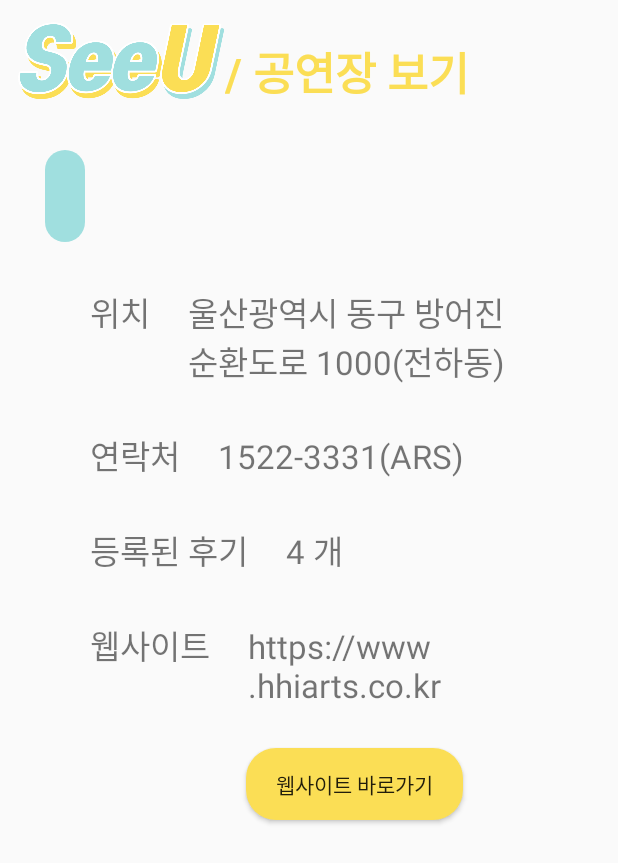
After one commit to tmddus2123/SeeU, an Android app: the ConcertInfoActivity screen opened directly, with no data from a screen before it, on a phone screen of 412 x 824 dp. The commit adds this screen. Shown: the top 863 px of the screen. Run offline under Robolectric (Android 15) with nearby library versions, the phone set to English and light mode, and no system bars; our stand-ins replace Firebase (no records; nobody signed in at launch, a user with empty details on screens opened directly).

Commit message:
songi makes ConcertInfoActivity and add functions.

```diff
--- a/app/build.gradle
+++ b/app/build.gradle
@@ -63,3 +63,8 @@ dependencies {
     implementation 'com.android.support:multidex:1.0.3'
     //implementation 'com.google.firebase:firebase-firestore:17.1.2'
 }
+
+dependencies {
+    implementation 'androidx.appcompat:appcompat:+'
+    implementation 'androidx.constraintlayout:constraintlayout:+'
+}
--- a/app/src/main/AndroidManifest.xml
+++ b/app/src/main/AndroidManifest.xml
@@ -11,10 +11,11 @@
         android:roundIcon="@mipmap/ic_launcher_round"
         android:supportsRtl="true"
         android:theme="@style/AppTheme">
-        <activity android:name=".ReadReviewActivity"/>
+        <activity android:name=".ConcertInfoActivity"></activity>
+        <activity android:name=".ReadReviewActivity" />
         <activity android:name=".WriteReviewActivity" />
         <activity android:name=".RegisterActivity" />
-        <activity android:name=".ConcertActivity"/>
+        <activity android:name=".ConcertActivity" />
         <activity
             android:name=".ui.login.LoginActivity"
             android:label="@string/title_activity_login" />
--- /dev/null
+++ b/app/src/main/java/com/example/seeu/ConcertInfoActivity.java
@@ -0,0 +1,118 @@
+package com.example.seeu;
+
+import androidx.annotation.NonNull;
+import androidx.appcompat.app.ActionBar;
+import androidx.appcompat.app.AppCompatActivity;
+
+import android.content.Intent;
+import android.net.Uri;
+import android.os.Bundle;
+import android.util.Log;
+import android.view.View;
+import android.widget.Button;
+import android.widget.TextView;
+
+import com.google.android.gms.tasks.OnCompleteListener;
+import com.google.android.gms.tasks.OnFailureListener;
+import com.google.android.gms.tasks.Task;
+import com.google.firebase.firestore.DocumentReference;
+import com.google.firebase.firestore.DocumentSnapshot;
+import com.google.firebase.firestore.FirebaseFirestore;
+import com.google.firebase.firestore.QueryDocumentSnapshot;
+import com.google.firebase.firestore.QuerySnapshot;
+
+import org.w3c.dom.Text;
+
+public class ConcertInfoActivity extends AppCompatActivity {
+    FirebaseFirestore db;
+    Button weblink;
+    TextView concertName, concertLoc, concertCall, concertCnt, concertWEB;
+    String Loc, Call, WEB;
+    Integer Cnt;
+
+
+    @Override
+    protected void onCreate(Bundle savedInstanceState) {
+        super.onCreate(savedInstanceState);
+        setContentView(R.layout.activity_concert_info);
+
+        /*Action Bar(Title bar) 받아와서 없애기*/
+        ActionBar ab = getSupportActionBar();
+        ab.hide();
+
+        db = FirebaseFirestore.getInstance();
+
+
+        weblink = (Button) findViewById(R.id.webBtn);
+        concertName = (TextView) findViewById(R.id.concertName);
+        concertLoc = (TextView) findViewById(R.id.concertLoc);
+        concertCall = (TextView) findViewById(R.id.concertCall);
+        concertCnt = (TextView) findViewById(R.id.concertCnt);
+        concertWEB = (TextView) findViewById(R.id.concertWEB);
+
+        Intent get = getIntent();
+        String Name = get.getStringExtra("concertName");
+        concertName.setText(Name);
+
+        DocumentReference docRef = db.collection("Concert List").document(Name);
+        docRef.get().addOnCompleteListener(new OnCompleteListener<DocumentSnapshot>() {
+            @Override
+            public void onComplete(@NonNull Task<DocumentSnapshot> task) {
+                if (task.isSuccessful()) {
+                    DocumentSnapshot document = task.getResult();
+                    if (document.exists()) {
+                        Loc = (String) document.getString("Loc");
+                        concertLoc.setText(document.getString("Loc"));
+                        concertCall.setText(document.getString("Call"));
+                        concertCnt.setText(String.valueOf(document.get("Cnt")));
+                        concertWEB.setText(document.getString("WEB"));
+                        WEB=document.getString("WEB");
+                        Log.d("TAG", "DocumentSnapshot data: " + document.getData());
+                    } else {
+                        Log.d("TAG", "No such document");
+                    }
+                } else {
+                    Log.d("TAG", "get failed with ", task.getException());
+                }
+            }
+        });
+
+        weblink.setOnClickListener(new View.OnClickListener() {
+            @Override
+            public void onClick(View view) {
+                Intent intent = new Intent(Intent.ACTION_VIEW);
+                intent.setData(Uri.parse(WEB));
+                startActivity(intent);
+            }
+        });
+    }
+}
+
+
+        /*
+        * Concert_chair xml에 이거 추가.....
+        <Button
+        android:id="@+id/button1"
+        android:layout_width="wrap_content"
+        android:layout_height="wrap_content"
+        android:text="공연장 보기" />
+
+         */
+
+        /*
+        * Concert Activity에 이거 추가........
+        onCreate 밖에
+        Button button; 이거 추가
+        onCreate 안에
+        button = (Button) findViewById(R.id.button1); 이거랑
+        *
+        button.setOnClickListener(new View.OnClickListener() {
+            @Override
+            public void onClick(View view) {
+                Intent intent = new Intent(getBaseContext(), ConcertInfoActivity.class);
+                intent.putExtra("concertName", "울산 현대예술관 소공연장");
+                startActivity(intent);
+            }
+        });
+        이거 두개 추가..!
+         */
--- a/app/src/main/java/com/example/seeu/MyReviewActivity.java
+++ b/app/src/main/java/com/example/seeu/MyReviewActivity.java
@@ -4,9 +4,12 @@ import androidx.annotation.NonNull;
 import androidx.appcompat.app.ActionBar;
 import androidx.appcompat.app.AppCompatActivity;
 
+import android.content.Intent;
 import android.os.Bundle;
 import android.util.Log;
+import android.view.View;
 import android.widget.ArrayAdapter;
+import android.widget.Button;
 import android.widget.ListView;
 
 import com.example.seeu.MyReview.ListViewItem;
@@ -26,7 +29,6 @@ public class MyReviewActivity extends AppCompatActivity {
     ListView myRList;
     ArrayList<ListViewItem> arrayList = new ArrayList<ListViewItem>();
     MyListAdapter arrayAdapter;
-
     FirebaseFirestore db;
 
     @Override
@@ -45,17 +47,17 @@ public class MyReviewActivity extends AppCompatActivity {
         db = FirebaseFirestore.getInstance();
 
         db.collection("Posting")
-                .whereEqualTo("UserID", "lHntXjWawWvDAfc1hRpU")
+                .whereEqualTo("UserID", "YLLKXrlMEKUkuIEkDz2P10645eR2")
                 .get()
                 .addOnCompleteListener(new OnCompleteListener<QuerySnapshot>() {
                     @Override
                     public void onComplete(@NonNull Task<QuerySnapshot> task) {
                         if(task.isSuccessful()){
                             for (QueryDocumentSnapshot document : task.getResult()) {
-
-                                String str=document.get("text").toString().trim();
-                                //arrayAdapter.addItem(str,str,str);
-                                arrayAdapter.addItem("울산 현대예술관 소공연장","A","짱 불편함 ;;");
+                                String concertName = document.getString("Name");
+                                String concertSeat = document.getString("Seat") + " 구역";
+                                String concertText = document.getString("text");
+                                arrayAdapter.addItem(concertName,concertSeat,concertText);
                                 myRList.invalidateViews();
                                 Log.d("FireStore READ", document.getId() + " => " + document.getData());
                             }
@@ -68,8 +70,5 @@ public class MyReviewActivity extends AppCompatActivity {
 
                     }
                 });
-        /*
-        * DB에서 현재 Login한 유저의 글 정보를 불러와서 List 항목 만들기
-        * */
     }
 }
--- /dev/null
+++ b/app/src/main/res/layout/activity_concert_info.xml
@@ -0,0 +1,143 @@
+<?xml version="1.0" encoding="utf-8"?>
+<LinearLayout xmlns:android="http://schemas.android.com/apk/res/android"
+    xmlns:app="http://schemas.android.com/apk/res-auto"
+    xmlns:tools="http://schemas.android.com/tools"
+    android:layout_width="match_parent"
+    android:layout_height="match_parent"
+    android:orientation="vertical"
+    tools:context=".MainActivity">
+
+    <LinearLayout
+        android:layout_width="match_parent"
+        android:layout_height="wrap_content"
+        android:orientation="horizontal">
+
+        <ImageView
+            android:layout_width="140dp"
+            android:layout_height="80dp"
+            android:layout_marginLeft="10dp"
+            android:src="@drawable/small_logo" />
+
+        <TextView
+            android:layout_width="wrap_content"
+            android:layout_height="wrap_content"
+            android:layout_marginTop="25dp"
+            android:text="/ 공연장 보기"
+            android:textColor="@color/main2"
+            android:textSize="30sp"
+            android:textStyle="bold" />
+
+    </LinearLayout> <!--로고 레이아웃-->
+    <LinearLayout
+        android:layout_width="match_parent"
+        android:layout_height="match_parent"
+        android:orientation="vertical"
+        android:paddingLeft="30dp"
+        android:paddingTop="20dp"
+        android:paddingRight="30dp">
+
+        <TextView
+            android:id="@+id/concertName"
+            android:layout_width="wrap_content"
+            android:layout_height="wrap_content"
+            android:background="@drawable/roundback1"
+            android:padding="13dp"
+            android:text="울산 현대예술관 소공연장"
+            android:textSize="25sp" />
+
+        <LinearLayout
+            android:layout_width="match_parent"
+            android:layout_height="match_parent"
+            android:layout_margin="30dp"
+            android:orientation="vertical">
+
+            <LinearLayout
+                android:layout_width="match_parent"
+                android:layout_height="wrap_content">
+                <TextView
+                    android:layout_width="wrap_content"
+                    android:layout_height="wrap_content"
+                    android:layout_marginBottom="30dp"
+                    android:text="위치"
+                    android:textSize="22sp" />
+                <TextView
+                    android:id="@+id/concertLoc"
+                    android:layout_width="match_parent"
+                    android:layout_height="wrap_content"
+                    android:layout_marginBottom="30dp"
+                    android:paddingLeft="25dp"
+                    android:text="울산광역시 동구 방어진순환도로 1000(전하동)"
+                    android:textSize="22sp" />
+            </LinearLayout>
+
+            <LinearLayout
+                android:layout_width="match_parent"
+                android:layout_height="wrap_content">
+                <TextView
+                    android:layout_width="wrap_content"
+                    android:layout_height="wrap_content"
+                    android:layout_marginBottom="30dp"
+                    android:text="연락처"
+                    android:textSize="22sp" />
+                <TextView
+                    android:id="@+id/concertCall"
+                    android:layout_width="match_parent"
+                    android:layout_height="wrap_content"
+                    android:layout_marginBottom="30dp"
+                    android:paddingLeft="25dp"
+                    android:text="1522-3331(ARS)"
+                    android:textSize="22sp" />
+            </LinearLayout>
+
+            <LinearLayout
+                android:layout_width="match_parent"
+                android:layout_height="wrap_content">
+                <TextView
+                    android:layout_width="wrap_content"
+                    android:layout_height="wrap_content"
+                    android:layout_marginBottom="30dp"
+                    android:text="등록된 후기"
+                    android:textSize="22sp" />
+                <TextView
+                    android:id="@+id/concertCnt"
+                    android:layout_width="match_parent"
+                    android:layout_height="wrap_content"
+                    android:layout_marginBottom="30dp"
+                    android:paddingLeft="25dp"
+                    android:text="4 개"
+                    android:textSize="22sp" />
+            </LinearLayout>
+
+            <LinearLayout
+                android:layout_width="match_parent"
+                android:layout_height="wrap_content">
+                <TextView
+                    android:layout_width="wrap_content"
+                    android:layout_height="wrap_content"
+                    android:layout_marginBottom="30dp"
+                    android:text="웹사이트"
+                    android:textSize="22sp" />
+                <TextView
+                    android:id="@+id/concertWEB"
+                    android:layout_width="match_parent"
+                    android:layout_height="wrap_content"
+                    android:layout_marginBottom="30dp"
+                    android:paddingLeft="25dp"
+                    android:text="https://www.hhiarts.co.kr"
+                    android:textSize="22sp" />
+            </LinearLayout>
+            <Button
+                android:id="@+id/webBtn"
+                android:layout_width="wrap_content"
+                android:layout_height="wrap_content"
+                android:layout_marginRight="43dp"
+                android:paddingTop="10dp"
+                android:paddingRight="20dp"
+                android:paddingBottom="10dp"
+                android:paddingLeft="20dp"
+                android:layout_gravity="right"
+                android:text="웹사이트 바로가기"
+                android:background="@drawable/roundback2" />
+        </LinearLayout>
+    </LinearLayout>
+</LinearLayout>
--- a/app/src/main/res/layout/activity_read_review.xml
+++ b/app/src/main/res/layout/activity_read_review.xml
@@ -14,9 +14,9 @@
         android:orientation="horizontal">
 
         <ImageView
+            android:id="@+id/Logo"
             android:layout_width="140dp"
-            android:layout_height="60dp"
-            android:layout_marginStart="10dp"
+            android:layout_height="80dp"
             android:layout_marginLeft="10dp"
             android:src="@drawable/small_logo" />
 
```
